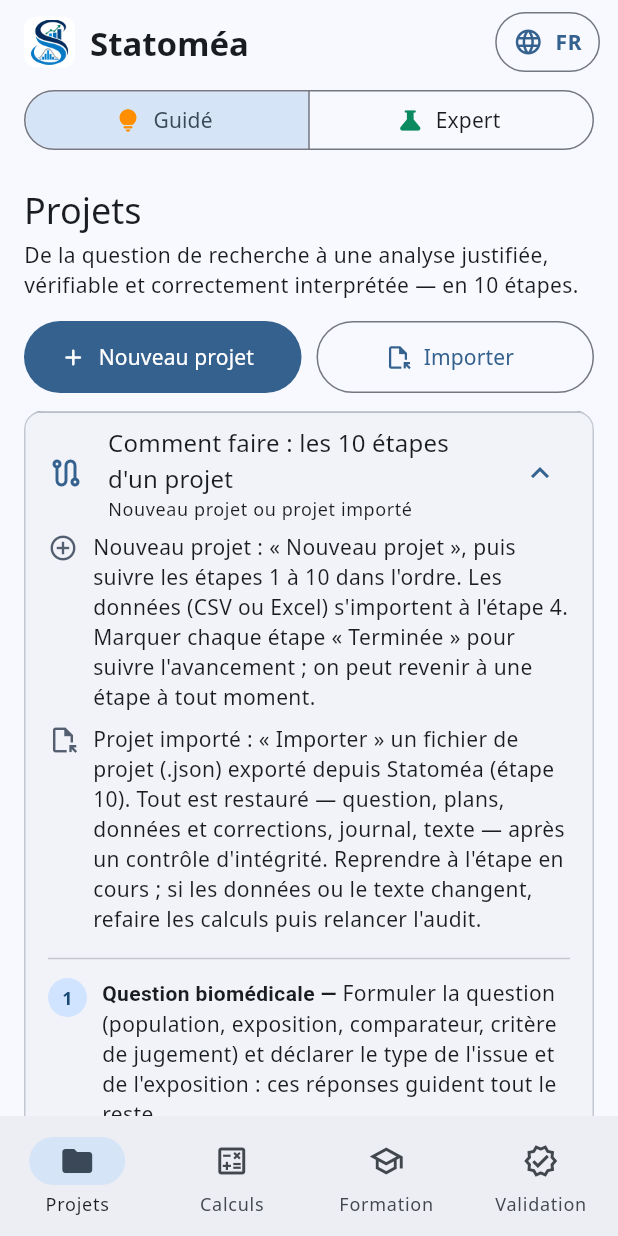
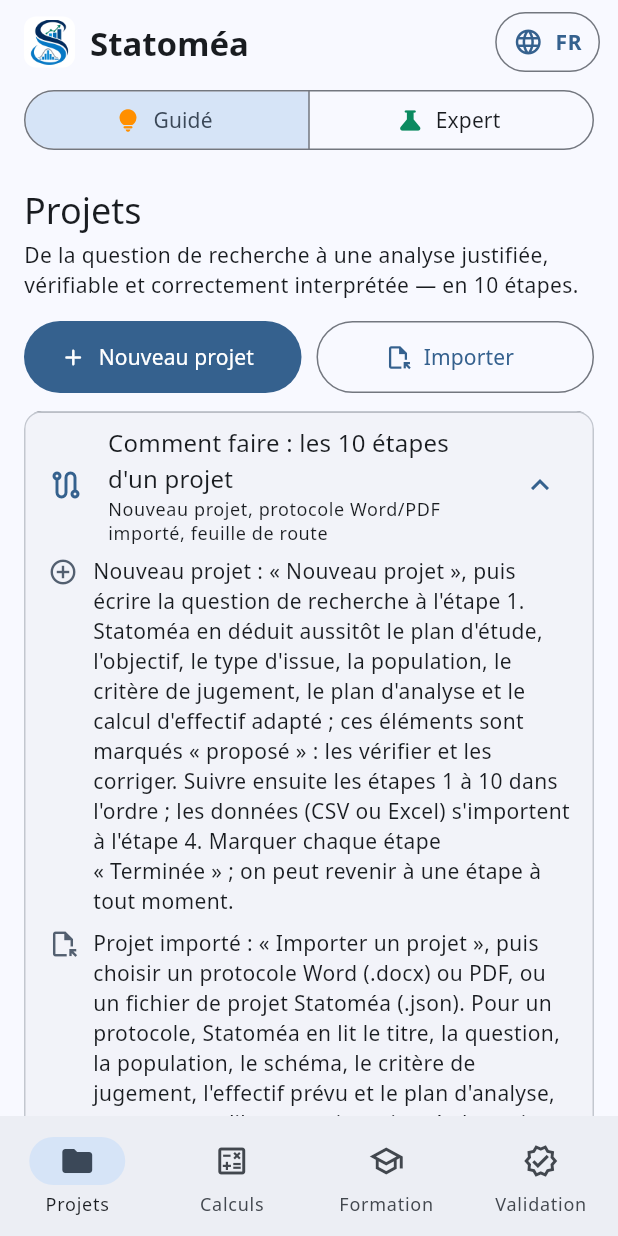
Before and after one commit to Modibo/Statomea, a Flutter app: the screen it shows after launch, on a phone screen of 412 x 824 dp. Run offline on Flutter 3.47's test engine with Material 3 defaults, Android fonts, the phone set to English and light mode, and no system bars; our stand-ins replace file_picker, flutter_svg, pdf, printing, shared_preferences, web; missing offline and left inert: dart:js_interop; network calls fail.

Commit message:
docs(app): « Comment faire » à jour — import Word/PDF, étapes proposées, feuille de route (1.56.2)
Co-Authored-By: Claude Opus 5.5 <noreply@anthropic.com>

```diff
--- a/app/statomea/lib/app_version.dart
+++ b/app/statomea/lib/app_version.dart
@@ -1,3 +1,3 @@
 /// Version de l'application, identique à celle de pubspec.yaml (vérifié par test/app_version_test.dart) ; sert à
 /// comparer avec la version publiée en ligne.
-const appVersion = '1.56.1';
+const appVersion = '1.56.2';
--- a/app/statomea/lib/screens/projects_screen.dart
+++ b/app/statomea/lib/screens/projects_screen.dart
@@ -306,11 +306,11 @@ class _StepsGuide extends StatelessWidget {
         initiallyExpanded: empty,
         leading: Icon(Icons.route_outlined, color: theme.colorScheme.primary),
         title: Text(tr('Comment faire : les 10 étapes d\'un projet', 'How it works: the 10 steps of a project'), style: theme.textTheme.titleMedium),
-        subtitle: Text(tr('Nouveau projet ou projet importé', 'New or imported project'), style: theme.textTheme.bodySmall),
+        subtitle: Text(tr('Nouveau projet, protocole Word/PDF importé, feuille de route', 'New project, imported Word/PDF protocol, roadmap'), style: theme.textTheme.bodySmall),
         childrenPadding: const EdgeInsets.fromLTRB(16, 0, 16, 16),
         expandedCrossAxisAlignment: CrossAxisAlignment.start,
         children: [
-          for (final (icon, text) in [(Icons.add_circle_outline, guideNewProject), (Icons.file_open_outlined, guideImportedProject)])
+          for (final (icon, text) in [(Icons.add_circle_outline, guideNewProject), (Icons.file_open_outlined, guideImportedProject), (Icons.route_outlined, guideRoadmap)])
             Padding(
               padding: const EdgeInsets.only(bottom: 8),
               child: Row(crossAxisAlignment: CrossAxisAlignment.start, children: [
--- a/app/statomea/pubspec.yaml
+++ b/app/statomea/pubspec.yaml
@@ -16,7 +16,7 @@ publish_to: 'none' # Remove this line if you wish to publish to pub.dev
 # https://developer.apple.com/library/archive/documentation/General/Reference/InfoPlistKeyReference/Articles/CoreFoundationKeys.html
 # In Windows, build-name is used as the major, minor, and patch parts
 # of the product and file versions while build-number is used as the build suffix.
-version: 1.56.1+70
+version: 1.56.2+71
 
 environment:
   sdk: ^3.13.4
--- a/packages/statomea_core/lib/src/project/project.dart
+++ b/packages/statomea_core/lib/src/project/project.dart
@@ -53,13 +53,18 @@ String stepHint(Step s) => switch (s) {
 
 /// Démarrer un nouveau projet.
 String get guideNewProject => tr(
-    'Nouveau projet : « Nouveau projet », puis suivre les étapes 1 à 10 dans l\'ordre. Les données (CSV ou Excel) s\'importent à l\'étape 4. Marquer chaque étape « Terminée » pour suivre l\'avancement ; on peut revenir à une étape à tout moment.',
-    'New project: "New project", then follow steps 1 to 10 in order. Data (CSV or Excel) are imported at step 4. Mark each step "Done" to track progress; you can return to any step at any time.');
+    'Nouveau projet : « Nouveau projet », puis écrire la question de recherche à l\'étape 1. Statoméa en déduit aussitôt le plan d\'étude, l\'objectif, le type d\'issue, la population, le critère de jugement, le plan d\'analyse et le calcul d\'effectif adapté ; ces éléments sont marqués « proposé » : les vérifier et les corriger. Suivre ensuite les étapes 1 à 10 dans l\'ordre ; les données (CSV ou Excel) s\'importent à l\'étape 4. Marquer chaque étape « Terminée » ; on peut revenir à une étape à tout moment.',
+    'New project: "New project", then write the research question at step 1. Statoméa immediately infers the study design, aim, outcome type, population, outcome, analysis plan and the appropriate sample-size calculation; these are marked "proposed": check and correct them. Then follow steps 1 to 10 in order; data (CSV or Excel) are imported at step 4. Mark each step "Done"; you can return to any step at any time.');
 
-/// Reprendre un projet importé.
+/// Projet importé : protocole Word/PDF ou fichier de projet Statoméa.
 String get guideImportedProject => tr(
-    'Projet importé : « Importer » un fichier de projet (.json) exporté depuis Statoméa (étape 10). Tout est restauré — question, plans, données et corrections, journal, texte — après un contrôle d\'intégrité. Reprendre à l\'étape en cours ; si les données ou le texte changent, refaire les calculs puis relancer l\'audit.',
-    'Imported project: "Import" a project file (.json) exported from Statoméa (step 10). Everything is restored — question, plans, data and corrections, log, text — after an integrity check. Resume at the current step; if the data or the text change, redo the computations and run the audit again.');
+    'Projet importé : « Importer un projet », puis choisir un protocole Word (.docx) ou PDF, ou un fichier de projet Statoméa (.json). Pour un protocole, Statoméa en lit le titre, la question, la population, le schéma, le critère de jugement, l\'effectif prévu et le plan d\'analyse, montre ce qu\'il a compris, puis crée le projet et ouvre la feuille de route des 10 étapes dans l\'ordre. Un fichier .json (exporté à l\'étape 10) restaure tout — question, plans, données, journal, texte — après un contrôle d\'intégrité.',
+    'Imported project: "Import a project", then choose a Word (.docx) or PDF protocol, or a Statoméa project file (.json). For a protocol, Statoméa reads the title, question, population, design, outcome, planned sample size and analysis plan, shows what it understood, then creates the project and opens the roadmap of the 10 steps in order. A .json file (exported at step 10) restores everything — question, plans, data, log, text — after an integrity check.');
+
+/// Feuille de route et protocole prérédigé.
+String get guideRoadmap => tr(
+    'Feuille de route : bouton « Feuille de route » (icône d\'itinéraire) dans un projet. Elle donne les 10 étapes, ce qui est fait, ce qui est proposé et ce qui reste à faire ; « Calculer l\'effectif » ouvre le bon calculateur ; « Imprimer / PDF » l\'imprime. « Protocole (Word) » et « Protocole (PDF) » produisent un protocole prérédigé en 13 rubriques (format comité d\'éthique) : les passages surlignés « [À compléter : …] » sont à rédiger par le chercheur.',
+    'Roadmap: "Roadmap" button (route icon) in a project. It lists the 10 steps, what is done, what is proposed and what remains; "Compute the sample size" opens the right calculator; "Print / PDF" prints it. "Protocol (Word)" and "Protocol (PDF)" produce a pre-drafted protocol in 13 sections (ethics committee format): highlighted "[To complete: …]" passages are for the researcher to write.');
 
 /// Empreinte FNV-1a 32 bits (identifie une version de données dans le journal).
 String fingerprint(String s) {
--- a/packages/statomea_core/lib/src/version.dart
+++ b/packages/statomea_core/lib/src/version.dart
@@ -2,4 +2,4 @@
 library;
 
 const String engineName = 'statomea_core';
-const String engineVersion = '1.56.1';
+const String engineVersion = '1.56.2';
```
Also changed, not shown: deploy/landing/captures/mobile-01-accueil.png, docs/maquettes/mobile-01-accueil.png, docs/maquettes/ordinateur-01-accueil.png, 4 other files.
